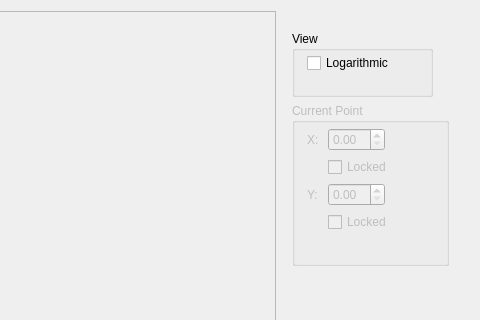
Qt form vendorsrc/Qt/widgets/ControlLineWidget/controlboard.ui (txemagon/takeatease) before a commit; both pictures show x 533 to 1013 and y 0 to 320 of the 1013 by 664 pixel window.
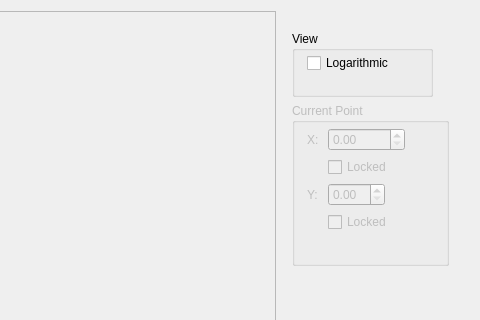
The same form after that commit.

What changed in the file:
```diff
--- a/vendorsrc/Qt/widgets/ControlLineWidget/controlboard.ui
+++ b/vendorsrc/Qt/widgets/ControlLineWidget/controlboard.ui
@@ -199,6 +199,9 @@
                <verstretch>0</verstretch>
               </sizepolicy>
              </property>
+             <property name="maximum">
+              <double>99999.990000000005239</double>
+             </property>
             </widget>
            </item>
            <item row="1" column="1">
```
